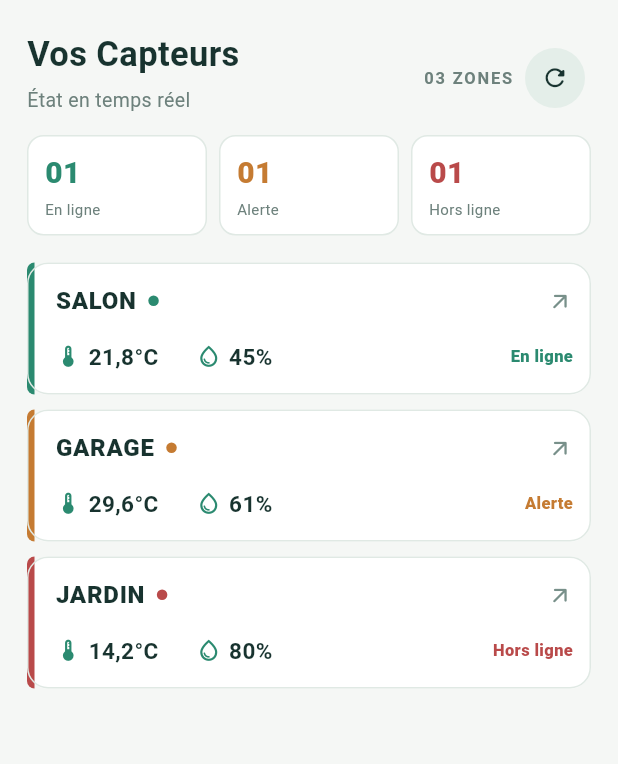
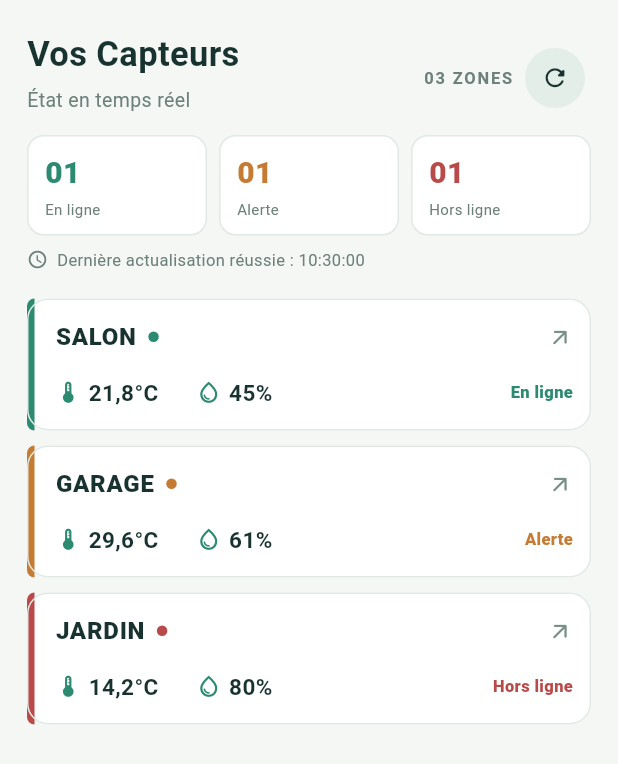
Before and after one commit to MathiasJourdain/SensorHub, a Flutter app: the screen it shows after launch, on a phone screen of 412 x 824 dp. Shown: the top 764 px of the screen. Run offline on Flutter 3.47's test engine with Material 3 defaults, Android fonts, the light colour scheme and no system bars; our stand-ins replace auto_route, freezed_annotation.

Commit message:
ajout modif "Atelier — Aller plus loin après l’étape 4"

```diff
--- a/lib/dashboard_view_model.dart
+++ b/lib/dashboard_view_model.dart
@@ -1,3 +1,5 @@
+import 'dart:async';
+
 import 'package:flutter/foundation.dart';
 
 import 'sensor.dart';
@@ -23,14 +25,31 @@ final class Failure<T> extends AsyncState<T> {
 
 class DashboardViewModel extends ChangeNotifier {
   final SensorRepository _repository;
+  final Duration staleAfter;
   AsyncState<List<Sensor>> _state = const Loading();
-  DashboardViewModel({SensorRepository? repository})
+  bool _loadInProgress = false;
+  DateTime? _lastSuccessfulRefresh;
+  Timer? _staleTimer;
+
+  DashboardViewModel({
+    SensorRepository? repository,
+    this.staleAfter = const Duration(seconds: 30),
+  })
     : _repository =
           repository ??
-          (simulateRepositoryError
-              ? const FakeSensorRepository(error: 'Erreur réseau')
-              : const FakeSensorRepository());
+          FakeSensorRepository(
+            delay: simulatedRepositoryDelay,
+            error: simulateRepositoryError ? 'Erreur réseau' : null,
+            failuresBeforeSuccess: simulateRepositoryError ? 1 : 0,
+          );
+
   AsyncState<List<Sensor>> get state => _state;
+  bool get isLoading => _loadInProgress;
+  DateTime? get lastSuccessfulRefresh => _lastSuccessfulRefresh;
+  bool get hasStaleData =>
+      _lastSuccessfulRefresh != null &&
+      DateTime.now().difference(_lastSuccessfulRefresh!) >= staleAfter;
+
   List<Sensor> get sensors => switch (_state) {
     Content(value: final value) => value,
     _ => const <Sensor>[],
@@ -41,12 +60,27 @@ class DashboardViewModel extends ChangeNotifier {
       sensors.where((sensor) => sensor.status != 'Hors ligne').length;
   bool get hasOfflineSensors =>
       sensors.any((sensor) => sensor.status == 'Hors ligne');
+
   Future<void> load() async {
+    if (_loadInProgress) {
+      return;
+    }
+
+    _loadInProgress = true;
     _setState(const Loading());
     try {
       final sensors = await _repository.fetchAll();
+      _lastSuccessfulRefresh = DateTime.now();
+      _staleTimer?.cancel();
+      _staleTimer = Timer(staleAfter, () {
+        if (!_loadInProgress && hasStaleData) {
+          notifyListeners();
+        }
+      });
+      _loadInProgress = false;
       _setState(Content(List.unmodifiable(sensors)));
     } catch (error) {
+      _loadInProgress = false;
       _setState(Failure(error.toString()));
     }
   }
@@ -55,4 +89,10 @@ class DashboardViewModel extends ChangeNotifier {
     _state = value;
     notifyListeners();
   }
+
+  @override
+  void dispose() {
+    _staleTimer?.cancel();
+    super.dispose();
+  }
 }
--- a/lib/main.dart
+++ b/lib/main.dart
@@ -124,8 +124,18 @@ class _SensorListScreenState extends State<SensorListScreen> {
                           const SizedBox(width: 4),
                           IconButton(
                             tooltip: 'Actualiser',
-                            onPressed: viewModel.load,
-                            icon: const Icon(Icons.refresh_rounded, size: 19),
+                            onPressed: viewModel.isLoading
+                                ? null
+                                : viewModel.load,
+                            icon: viewModel.isLoading
+                                ? const SizedBox(
+                                    width: 18,
+                                    height: 18,
+                                    child: CircularProgressIndicator(
+                                      strokeWidth: 2,
+                                    ),
+                                  )
+                                : const Icon(Icons.refresh_rounded, size: 19),
                             color: Color(0xFF18332F),
                             style: IconButton.styleFrom(
                               backgroundColor: Color(0xFFE4EEE9),
@@ -137,6 +147,8 @@ class _SensorListScreenState extends State<SensorListScreen> {
                   ),
                   const SizedBox(height: 14),
                   _OverviewStrip(sensors: viewModel.sensors),
+                  const SizedBox(height: 8),
+                  _LastRefreshLabel(viewModel: viewModel),
                   const SizedBox(height: 18),
                   Expanded(child: _buildState(context)),
                 ],
@@ -180,6 +192,55 @@ class _SensorListScreenState extends State<SensorListScreen> {
       },
     ),
   };
+}
+
+class _LastRefreshLabel extends StatelessWidget {
+  final DashboardViewModel viewModel;
+
+  const _LastRefreshLabel({required this.viewModel});
+
+  @override
+  Widget build(BuildContext context) {
+    final lastRefresh = viewModel.lastSuccessfulRefresh;
+    final text = lastRefresh == null
+        ? 'Aucune actualisation réussie'
+        : 'Dernière actualisation réussie : '
+              '${_formatTime(lastRefresh)}';
+    final isStale = viewModel.hasStaleData;
+
+    return Row(
+      children: [
+        Icon(
+          isStale ? Icons.warning_amber_rounded : Icons.schedule_rounded,
+          size: 14,
+          color: isStale
+              ? const Color(0xFFC57B32)
+              : const Color(0xFF6D817C),
+        ),
+        const SizedBox(width: 6),
+        Expanded(
+          child: Text(
+            isStale ? 'Données anciennes — $text' : text,
+            style: TextStyle(
+              fontSize: 11,
+              color: isStale
+                  ? const Color(0xFFC57B32)
+                  : const Color(0xFF6D817C),
+              fontWeight: isStale ? FontWeight.w700 : FontWeight.normal,
+            ),
+          ),
+        ),
+      ],
+    );
+  }
+
+  String _formatTime(DateTime dateTime) {
+    String twoDigits(int value) => value.toString().padLeft(2, '0');
+
+    return '${twoDigits(dateTime.hour)}:'
+        '${twoDigits(dateTime.minute)}:'
+        '${twoDigits(dateTime.second)}';
+  }
 }
 
 class _OverviewStrip extends StatelessWidget {
--- a/lib/sensor_repository.dart
+++ b/lib/sensor_repository.dart
@@ -4,6 +4,8 @@ const bool simulateRepositoryError = bool.fromEnvironment(
   'SIMULATE_ERROR',
   defaultValue: false,
 );
+
+const Duration simulatedRepositoryDelay = Duration(seconds: 3);
 
 abstract interface class SensorRepository {
   Future<List<Sensor>> fetchAll();
@@ -13,8 +15,12 @@ class FakeSensorRepository implements SensorRepository {
   final List<Sensor> data;
   final Duration delay;
   final Object? error;
+  final int failuresBeforeSuccess;
+  int _loadCount = 0;
 
-  const FakeSensorRepository({
+  int get loadCount => _loadCount;
+
+  FakeSensorRepository({
     this.data = const [
       Sensor(
         id: '1',
@@ -43,12 +49,15 @@ class FakeSensorRepository implements SensorRepository {
     ],
     this.delay = Duration.zero,
     this.error,
-  });
+    this.failuresBeforeSuccess = 0,
+  }) : assert(failuresBeforeSuccess >= 0);
 
   @override
   Future<List<Sensor>> fetchAll() async {
+    _loadCount++;
     await Future<void>.delayed(delay);
-    if (error != null) {
+    if (error != null &&
+        (failuresBeforeSuccess == 0 || _loadCount <= failuresBeforeSuccess)) {
       throw error!;
     }
     return List.unmodifiable(data);
```
Also changed, not shown: 2 other files.
